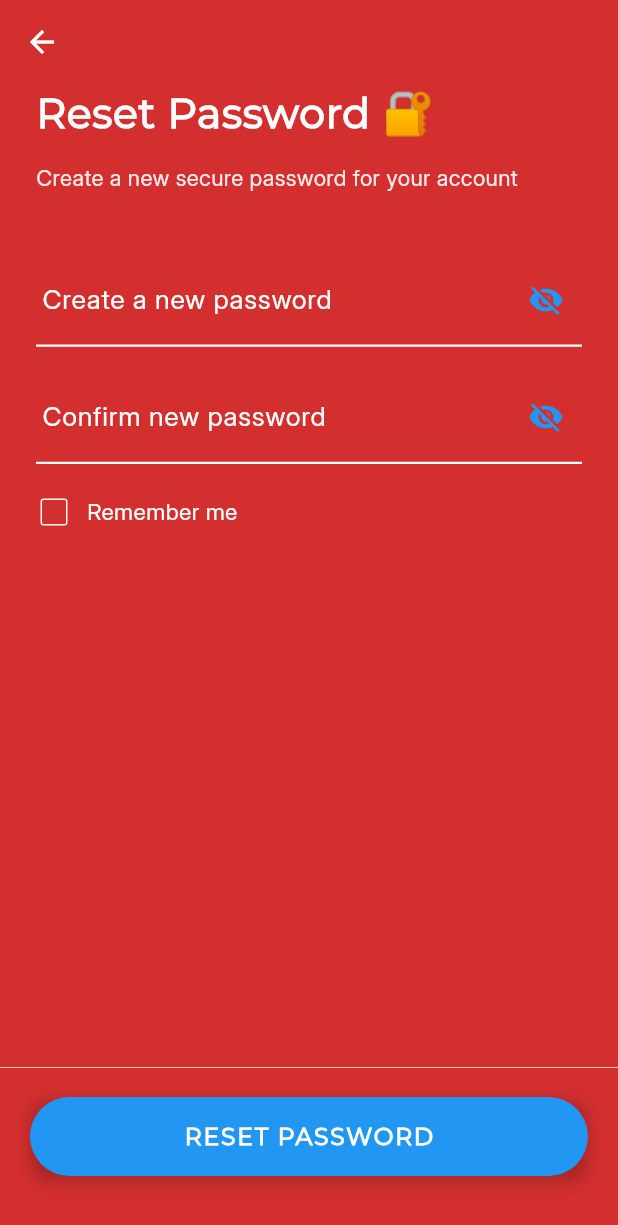
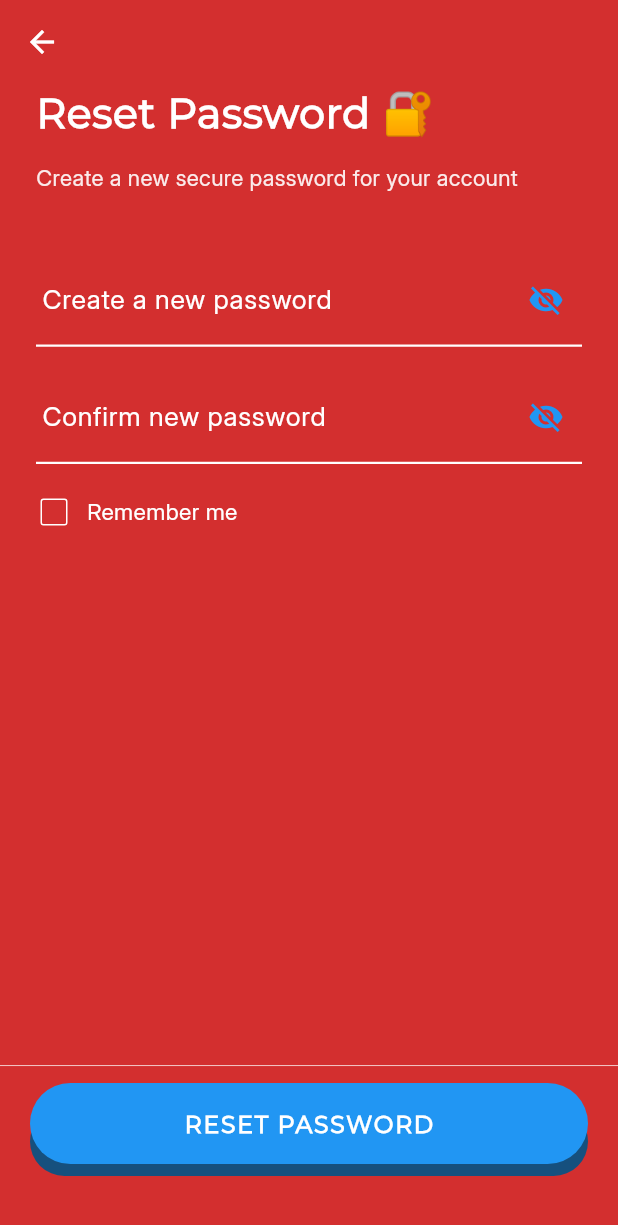
Before and after one commit to TextTheAnswer/Text_The_Answer_App, a Flutter app: the ResetPasswordScreen screen opened by its route, on a phone screen of 412 x 824 dp. Shown: the top 1225 px of the screen. Run offline on Flutter 3.47's test engine with Material 3 defaults, Android fonts, the phone set to English and light mode, and no system bars; our stand-ins replace animate_do, cached_network_image, flutter_bloc, flutter_dotenv, flutter_screenutil, flutter_secure_storage and 5 more; accounts and stored records are empty.

Commit message:
feat: Replace CustomButton with Custom3DButton across authentication screens for improved UI consistency

```diff
--- a/lib/screens/auth/reset_password_screen.dart
+++ b/lib/screens/auth/reset_password_screen.dart
@@ -1,10 +1,11 @@
 import 'package:flutter/material.dart';
+import 'package:flutter_screenutil/flutter_screenutil.dart';
 import 'package:text_the_answer/config/colors.dart' show AppColors;
 import 'package:text_the_answer/router/routes.dart';
 import 'package:text_the_answer/services/api_service.dart';
 import 'package:text_the_answer/utils/font_utility.dart';
+import 'package:text_the_answer/widgets/custom_3d_button.dart';
 import 'package:text_the_answer/widgets/custom_bottom_button_with_divider.dart';
-import 'package:text_the_answer/widgets/custom_button.dart';
 import 'package:text_the_answer/widgets/custom_text_field.dart';
 
 class ResetPasswordScreen extends StatefulWidget {
@@ -221,12 +222,18 @@ class _ResetPasswordScreenState extends State<ResetPasswordScreen> {
       ),
 
       bottomNavigationBar: CustomBottomButtonWithDivider(
-        child: CustomButton(
-          text: 'RESET PASSWORD',
-          buttonType: CustomButtonType.primary,
-          buttonSize: CustomButtonSize.large,
-          isLoading: _isLoading,
-          onPressed: _resetPassword,
+        child: Custom3DButton(
+          backgroundColor: AppColors.buttonPrimary,
+          borderRadius: BorderRadius.circular(100.r),
+          onPressed: _isLoading ? null : _resetPassword,
+          child: Text(
+            'RESET PASSWORD',
+            style: FontUtility.montserratBold(
+              fontSize: 16,
+              color: Colors.white,
+              letterSpacing: 1.2,
+            ),
+          ),
         ),
       ),
     );
```
Also changed, not shown: lib/screens/auth/forgot_password_screen.dart (+14 -16 lines), lib/screens/auth/login_screen.dart (+40 -10 lines), lib/screens/auth/otp_verification_screen.dart (+16 -9 lines), lib/screens/auth/register_screen.dart (+32 -7 lines).
